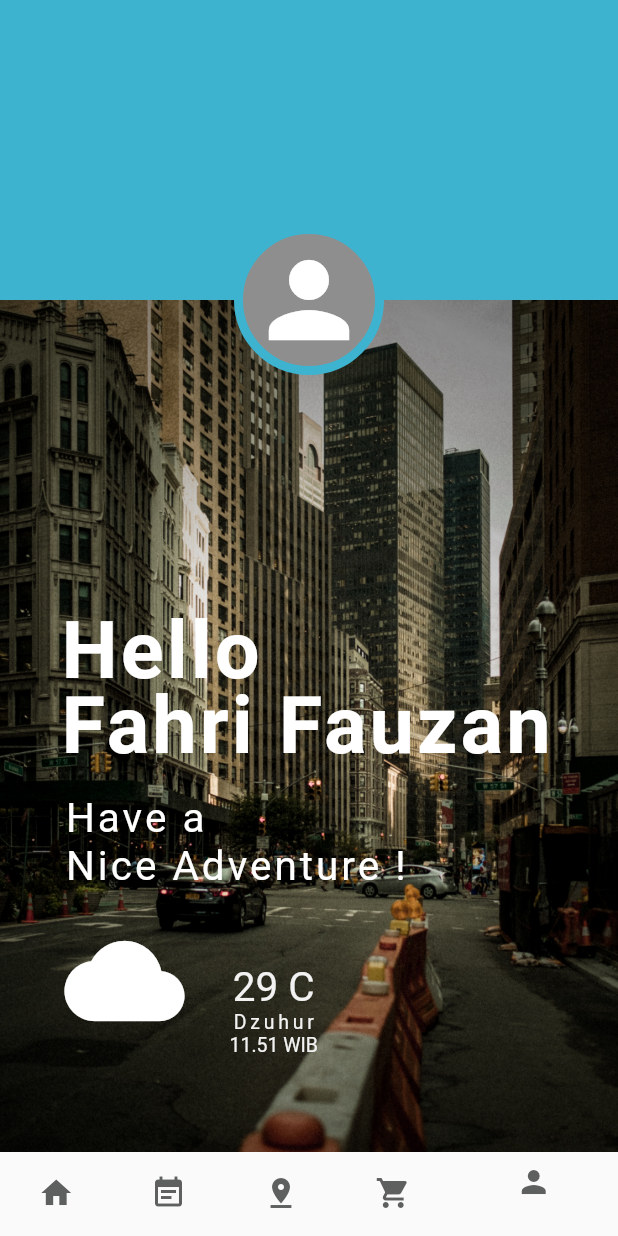
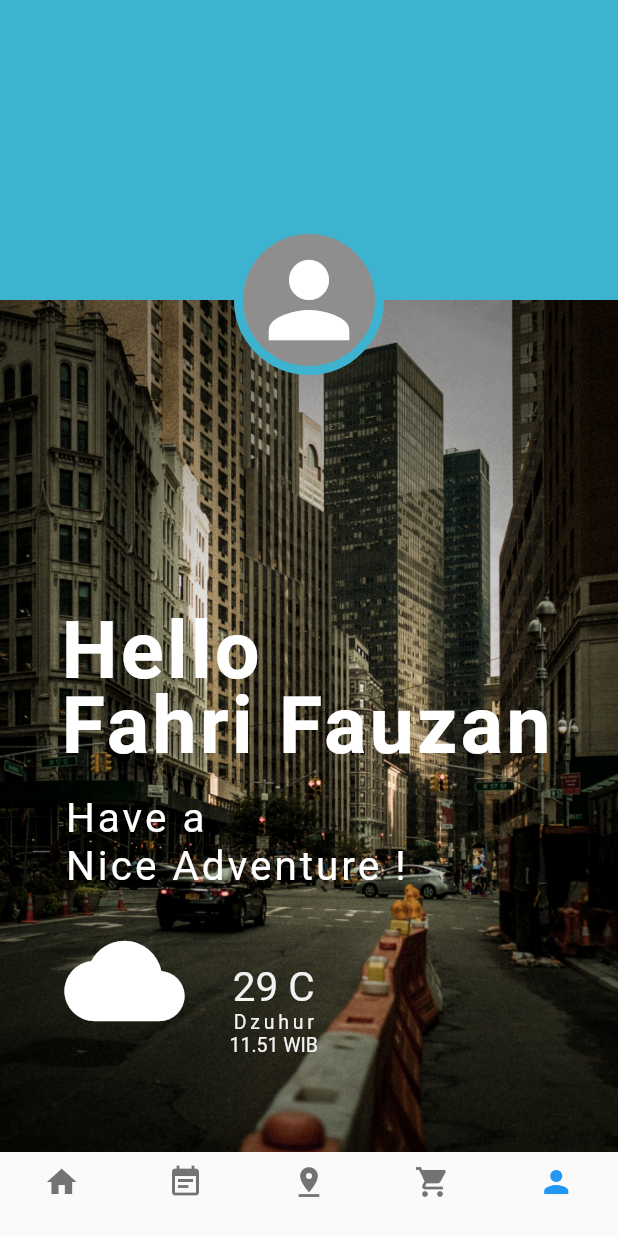
Before and after one commit to fahrifauzan/belajar-flutter, a Flutter app: the NavAvatar screen opened by its route, item 5 of the bottom bar chosen, on a phone screen of 412 x 824 dp. Run offline on Flutter 3.47's test engine with Material 2 defaults, Android fonts, the phone set to English and light mode, and no system bars; our stand-ins replace carousel_pro; network calls fail.

Commit message:
navbar active color

```diff
--- a/avatar/lib/navigation_av.dart
+++ b/avatar/lib/navigation_av.dart
@@ -25,26 +25,40 @@ class _NavAvatarState extends State<NavAvatar> {
   Widget build(BuildContext context) {
     return Scaffold(
      body: list[_currentIndex],
-     bottomNavigationBar: BottomNavigationBar(
+     bottomNavigationBar: new Theme(
+       data: Theme.of(context).copyWith(
+        // sets the background color of the `BottomNavigationBar`
+        // canvasColor: Colors.green,
+        // sets the active color of the `BottomNavigationBar` if `Brightness` is light
+        primaryColor: new Color(0xff36A5C1),
+        textTheme: Theme
+            .of(context)
+            .textTheme
+            .copyWith(caption: new TextStyle(color: new Color(0xff5E5F5F))
+        )
+      ),
+      child: BottomNavigationBar(
+        type: BottomNavigationBarType.fixed,
+
         items: [
           BottomNavigationBarItem(
-           icon: Icon(Icons.home, color: new Color(0xff5E5F5F)),
+            icon: Icon(Icons.home,),
             title: Text('')
           ),
           BottomNavigationBarItem(
-           icon: Icon(Icons.event_note, color: new Color(0xff5E5F5F)),
+            icon: Icon(Icons.event_note, ),
             title: Text('')
           ),
           BottomNavigationBarItem(
-           icon: Icon(Icons.pin_drop, color: new Color(0xff5E5F5F)),
+            icon: Icon(Icons.pin_drop,),
             title: Text('')
           ),
           BottomNavigationBarItem(
-           icon: Icon(Icons.local_grocery_store, color: new Color(0xff5E5F5F)),
+            icon: Icon(Icons.local_grocery_store,),
             title: Text('')
             ),
           BottomNavigationBarItem(
-           icon: Icon(Icons.person, color: new Color(0xff5E5F5F)),
+            icon: Icon(Icons.person, ),
             title: Text('')
           ),
         ],
@@ -53,9 +67,8 @@ class _NavAvatarState extends State<NavAvatar> {
           setState(() {
                       _currentIndex = index;
                     });
-        //  _currentIndex = index;
         },
-
+      ),
      ),
       // bottomNavigationBar: BottomAppBar(
       //   child: new Row(
```
Also changed, not shown: 7 other files. Lines whose indentation alone changed are shown as unchanged.
